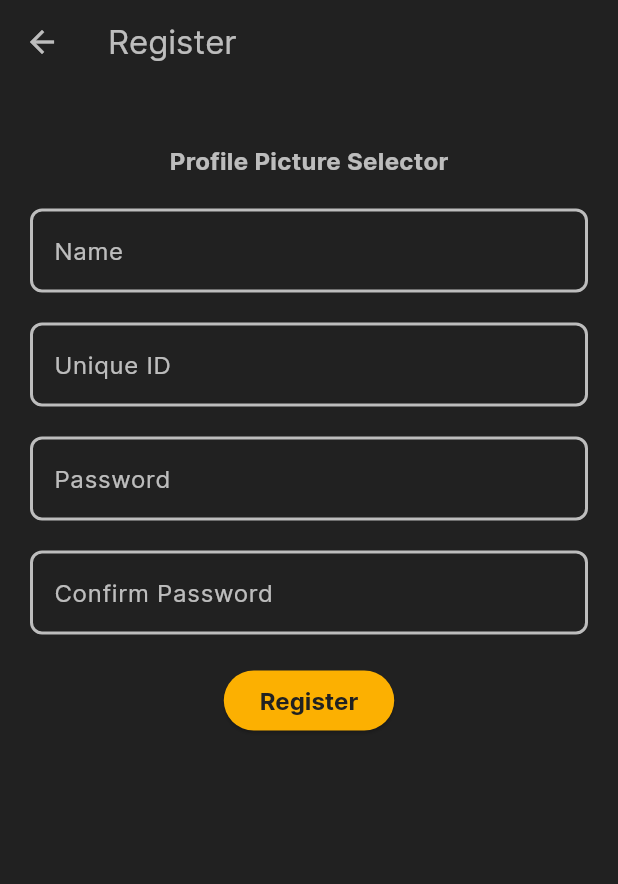
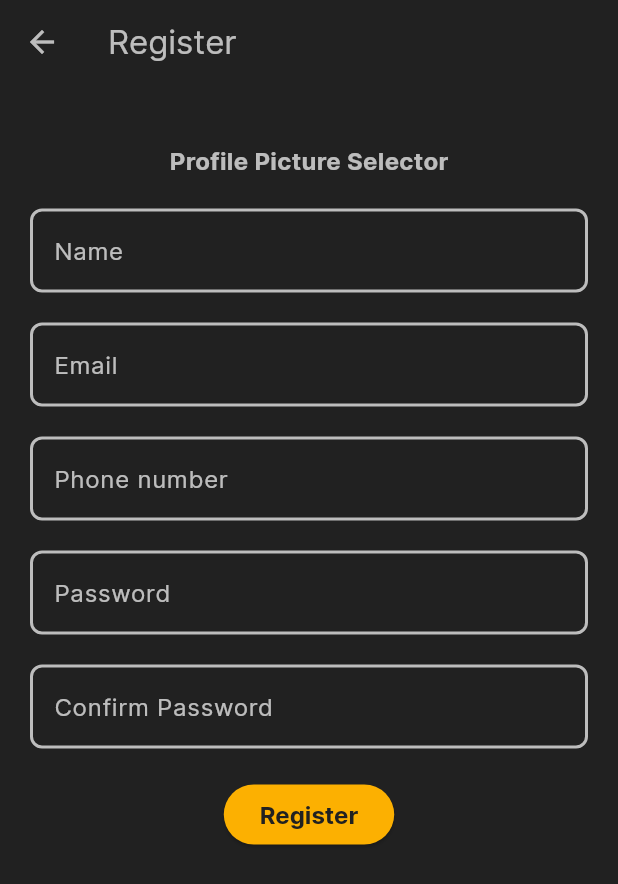
Before and after one commit to lalitshankarchowdhury/TrackMyTow, a Flutter app: the LoginPage screen opened directly, after a tap on "Login", after a tap on "Register", on a phone screen of 412 x 824 dp. Shown: the top 884 px of the screen. Run offline on Flutter 3.47's test engine with Material 3 defaults, Android fonts, the light colour scheme and no system bars; our stand-ins replace geolocator, permission_handler; network calls fail.

Commit message:
Add login and register functionality

```diff
--- a/track_my_tow/lib/pages/login_page.dart
+++ b/track_my_tow/lib/pages/login_page.dart
@@ -1,6 +1,8 @@
 import 'package:flutter/material.dart';
 import 'register_page.dart';
 import 'main_page.dart';
+import 'dart:convert';
+import 'package:http/http.dart' as http;
 
 class LoginPage extends StatefulWidget {
   const LoginPage({super.key});
@@ -10,26 +12,57 @@ class LoginPage extends StatefulWidget {
 }
 
 class _LoginPageState extends State<LoginPage> {
-  String _username = '';
+  String _email = '';
   String _password = '';
   String _loginState = '';
+  String _helpMessage = '';
+
+  Future<String> _login(String url, String jsonEncodedData) async {
+    http.Response response;
+    try {
+      response = await http.post(
+        Uri.parse(url),
+        headers: <String, String>{
+          'Content-Type': 'application/json; charset=UTF-8',
+        },
+        body: jsonEncodedData,
+      );
+    } catch (_) {
+      return "Login failed";
+    }
+
+    Map<String, dynamic> responseData = json.decode(response.body);
+
+    return responseData['message'];
+  }
 
   void _handleLogin() {
-    // Perform login authentication
-    if (_username == 'admin' && _password == 'password') {
+    Map<String, dynamic> requestData = {"email": _email, "password": _password};
+    String url = 'http://localhost:3000/api/auth/login';
+    String jsonEncodedData = json.encode(requestData);
+
+    _login(url, jsonEncodedData).then(
+      (message) => {
+        if (message == "Login successful")
+          {
             setState(() {
               _loginState = 'Succeeded';
-      });
-
+              _helpMessage = message;
+            }),
             Navigator.pushReplacement(
               context,
               MaterialPageRoute(builder: (context) => const MainPage()),
-      );
-    } else {
+            )
+          }
+        else
+          {
             setState(() {
               _loginState = 'Failed';
-      });
+              _helpMessage = message;
+            }),
           }
+      },
+    );
   }
 
   @override
@@ -43,25 +76,26 @@ class _LoginPageState extends State<LoginPage> {
           crossAxisAlignment: CrossAxisAlignment.center,
           children: [
             if (_loginState == 'Failed')
-              const Text(
-                "Invalid credentials",
-                style:
-                    TextStyle(fontWeight: FontWeight.bold, color: Colors.red),
+              Text(
+                _helpMessage,
+                style: const TextStyle(
+                    fontWeight: FontWeight.bold, color: Colors.red),
               ),
             if (_loginState == 'Succeeded')
-              const Text(
-                "Credentials valid",
-                style:
-                    TextStyle(fontWeight: FontWeight.bold, color: Colors.green),
+              Text(
+                _helpMessage,
+                style: const TextStyle(
+                    fontWeight: FontWeight.bold, color: Colors.green),
               ),
+            const SizedBox(height: 20),
             TextField(
               onChanged: (value) {
                 setState(() {
-                  _username = value;
+                  _email = value;
                 });
               },
               decoration: const InputDecoration(
-                hintText: 'Username',
+                hintText: 'Email',
               ),
             ),
             const SizedBox(height: 12),
--- a/track_my_tow/lib/pages/register_page.dart
+++ b/track_my_tow/lib/pages/register_page.dart
@@ -1,5 +1,8 @@
 import 'package:flutter/material.dart';
 import 'intro_page.dart';
+import 'dart:convert';
+import 'package:http/http.dart' as http;
+import 'package:flutter/services.dart';
 
 class RegisterPage extends StatefulWidget {
   const RegisterPage({super.key});
@@ -10,21 +13,42 @@ class RegisterPage extends StatefulWidget {
 
 class _RegisterPageState extends State<RegisterPage> {
   String _name = '';
-  String _uniqueId = '';
+  String _email = '';
+  int? _phonenumber = 0;
   String _password = '';
   String _confirmPassword = '';
   String _registerState = '';
   String _helpMessage = '';
 
+  Future<String> _tryRegister(String url, String jsonEncodedData) async {
+    http.Response response;
+    try {
+      response = await http.post(
+        Uri.parse(url),
+        headers: <String, String>{
+          'Content-Type': 'application/json; charset=UTF-8',
+        },
+        body: jsonEncodedData,
+      );
+    } catch (_) {
+      return "Registration failed";
+    }
+
+    Map<String, dynamic> responseData = json.decode(response.body);
+
+    return responseData['message'];
+  }
+
   void _handleRegister() {
     // Validate registration details
     if (_name.isEmpty ||
-        _uniqueId.isEmpty ||
+        _email.isEmpty ||
+        _phonenumber == 0 ||
         _password.isEmpty ||
         _confirmPassword.isEmpty) {
       setState(() {
         _registerState = 'Failed';
-        _helpMessage = 'Please fill in all fields';
+        _helpMessage = 'Please specify all the fields';
       });
       return;
     }
@@ -50,15 +74,37 @@ class _RegisterPageState extends State<RegisterPage> {
       return;
     }
 
-    // Registration successful
-    setState(() {
-      _registerState = 'Succeeded';
-      _helpMessage = 'Registration successful';
-    });
+    String url = 'http://localhost:3000/api/auth/register';
+    Map<String, dynamic> requestData = {
+      "name": _name,
+      "email": _email,
+      "password": _password,
+      "phonenumber": _phonenumber,
+      "role": "65b5e135df72d28a3037ef3e",
+    };
+    String jsonEncodedData = json.encode(requestData);
 
-    Navigator.pushReplacement(
-      context,
-      MaterialPageRoute(builder: (context) => const IntroPage()),
+    _tryRegister(url, jsonEncodedData).then(
+      (message) => {
+        if (message == "Registration successful")
+          {
+            setState(() {
+              _registerState = 'Succeeded';
+              _helpMessage = message;
+            }),
+            Navigator.pushReplacement(
+              context,
+              MaterialPageRoute(builder: (context) => const IntroPage()),
+            ),
+          }
+        else
+          {
+            setState(() {
+              _registerState = 'Failed';
+              _helpMessage = message;
+            }),
+          }
+      },
     );
   }
 
@@ -91,8 +137,24 @@ class _RegisterPageState extends State<RegisterPage> {
             ),
             const SizedBox(height: 20),
             TextField(
-              onChanged: (value) => _uniqueId = value,
-              decoration: const InputDecoration(labelText: 'Unique ID'),
+              onChanged: (value) => _email = value,
+              decoration: const InputDecoration(labelText: 'Email'),
+            ),
+            const SizedBox(height: 20),
+            TextField(
+              onChanged: (value) {
+                setState(() {
+                  _phonenumber = int.tryParse(value);
+                });
+              },
+              keyboardType: TextInputType.number,
+              inputFormatters: <TextInputFormatter>[
+                FilteringTextInputFormatter.digitsOnly,
+                LengthLimitingTextInputFormatter(10),
+              ],
+              decoration: const InputDecoration(
+                labelText: 'Phone number',
+              ),
             ),
             const SizedBox(height: 20),
             TextField(
--- a/track_my_tow/pubspec.yaml
+++ b/track_my_tow/pubspec.yaml
@@ -37,6 +37,7 @@ dependencies:
   cupertino_icons: ^1.0.6
   geolocator: ^11.0.0
   permission_handler: ^11.3.0
+  http: ^1.2.1
 
 dev_dependencies:
   flutter_test:
```
Also changed, not shown: track_my_tow/pubspec.lock. Lines whose indentation alone changed are shown as unchanged.
